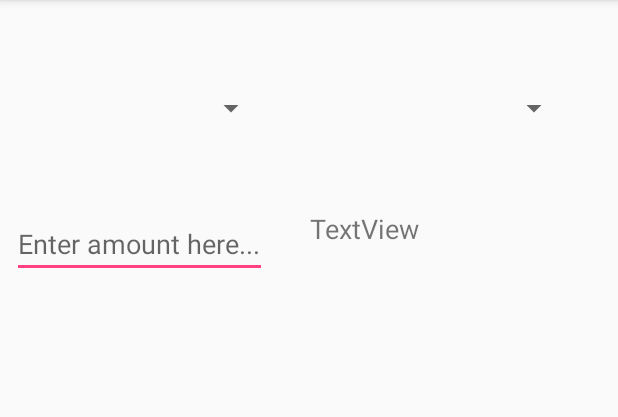
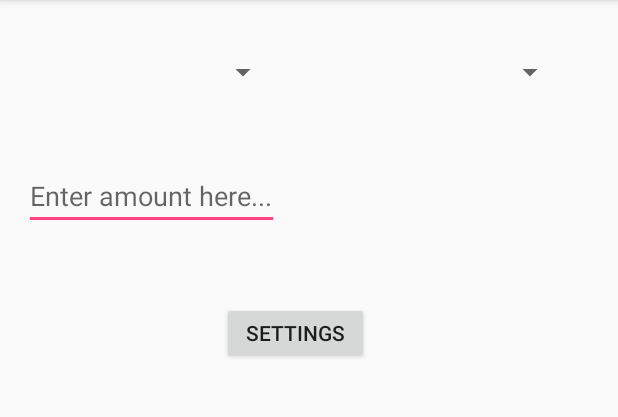
Before and after one commit to renst/CurrencyConverter, an Android app: the screen it shows after launch (MainActivity), on a phone screen of 412 x 824 dp, the part 84-501 px from its top. Run offline under Robolectric (Android 15) with nearby library versions, the phone set to English and light mode, and no system bars; network calls fail; 1 statement that could not run was skipped.

Commit message:
Settings

```diff
--- a/app/build.gradle
+++ b/app/build.gradle
@@ -9,6 +9,7 @@ android {
         versionCode 1
         versionName "1.0"
         testInstrumentationRunner "android.support.test.runner.AndroidJUnitRunner"
+        vectorDrawables.useSupportLibrary = true
     }
     buildTypes {
         release {
@@ -22,7 +23,11 @@ dependencies {
     implementation fileTree(dir: 'libs', include: ['*.jar'])
     implementation 'com.android.support:appcompat-v7:26.1.0'
     implementation 'com.android.support.constraint:constraint-layout:1.0.2'
+    implementation 'com.android.support:support-v4:26.1.0'
+    implementation 'com.android.support:support-vector-drawable:26.1.0'
     testImplementation 'junit:junit:4.12'
     androidTestImplementation 'com.android.support.test:runner:1.0.1'
     androidTestImplementation 'com.android.support.test.espresso:espresso-core:3.0.1'
+    implementation 'com.android.support:recyclerview-v7:26.1.0'
+    implementation 'com.android.support:design:26.1.0'
 }
--- a/app/src/main/java/com/example/martin/currency/MainActivity.java
+++ b/app/src/main/java/com/example/martin/currency/MainActivity.java
@@ -1,9 +1,12 @@
 package com.example.martin.currency;
 
 import android.content.Context;
+import android.content.Intent;
+import android.content.SharedPreferences;
 import android.net.ConnectivityManager;
 import android.net.NetworkInfo;
 import android.os.AsyncTask;
+import android.preference.PreferenceManager;
 import android.support.v7.app.AppCompatActivity;
 import android.os.Bundle;
 import android.text.Editable;
@@ -21,6 +24,8 @@ import com.example.martin.currency.model.ConverterModel;
 import com.example.martin.currency.model.Currency;
 import com.example.martin.currency.model.CurrencyXmlParser;
 
+import org.xmlpull.v1.XmlPullParserException;
+
 import java.io.IOException;
 import java.io.InputStream;
 import java.net.HttpURLConnection;
@@ -35,54 +40,65 @@ public class MainActivity extends AppCompatActivity {
     private Spinner toSpinner;
     private EditText inputView;
     private TextView convertedView;
-    private String URL;
 
-    /**
-     *     Given a string representation of a URL,
-     *     sets up a connection and gets an input stream.
-     */
-    private InputStream downloadUrl(String urlString) throws IOException {
-        java.net.URL url = new URL(urlString);
-        HttpURLConnection conn = (HttpURLConnection) url.openConnection();
-        // Starts the query
-        conn.connect();
-        return conn.getInputStream();
+    public void btnSettings_onClick(View view) {
+        Intent intent = new Intent(this, SettingsActivity.class);
+        startActivity(intent);
     }
 
-    public class RetrieveFeedTask extends AsyncTask<String, Void, String> {
+
+    public class UpdateCurrenciesTask extends AsyncTask<String, Void, String> {
+        /**
+         * Given a string representation of a URL,
+         * sets up a connection and parse data
+         * @param URL
+         * @return  list of currencies parsed
+         * @throws IOException
+         */
+        private ArrayList<Currency> updateCurrencies(String URL) throws IOException {
+            URL url = new URL(URL);
+            HttpURLConnection conn = (HttpURLConnection) url.openConnection();
+            InputStream stream = conn.getInputStream();
+            CurrencyXmlParser  parser = new CurrencyXmlParser();
+            ArrayList<Currency> currencies = new ArrayList<>();
+            //Since EUR doesnt exist in XML add it
+            currencies.add(0,new Currency("EUR",1));
+            try {
+                currencies.addAll((ArrayList<Currency>) parser.parse(stream, this ));
+            } catch (XmlPullParserException e) {
+                e.printStackTrace();
+            }
+            return currencies;
+        }
+
         @Override
         protected String doInBackground(String... strings) {
             try {
-                InputStream stream = downloadUrl(strings[0]);
-                CurrencyXmlParser  parser = new CurrencyXmlParser();
-                ArrayList<Currency> currencies = new ArrayList<>();
-                currencies.addAll((ArrayList<Currency>) parser.parse(stream, this ));
-                //Since Eur doesnt exist in XML add it
+                ConverterModel.getInstance().setCurrencies(updateCurrencies(getString(R.string.URL)));
+                Log.d("test", ConverterModel.getInstance().getCurrenciesNames().toString());
+
                 if(isCancelled())
                     return "Cancelled";
-                currencies.add(0,new Currency("EUR",1));
-                ConverterModel.getInstance().setCurrencies(currencies);
+
                 return "Success";
             }catch (Exception e) {
-                //Get old values here
-                Log.d("Test","Error ", e);
                 return "Failed";
             }
         }
 
         @Override
         protected void onPostExecute(String result) {
-            if(result.equals("Failed")){
+            switch (result) {
+                case "Failed":
                     showToast("Failed to download values");
                     return;
-            }
-            else if(result.equals("Success")) {
+                case "Success":
                     showToast("Downloaded values from XML");
                     ConverterModel.getInstance().setDateUpdated(new Date());
                     saveModel();
                     loadCurrenciesToSpinners();
-             }
-            else if(result.equals("Cancelled")){
+                    break;
+                case "Cancelled":
                     showToast("Download cancelled");
                     return;
             }
@@ -90,6 +106,9 @@ public class MainActivity extends AppCompatActivity {
         }
     }
 
+    /**
+     * Save the current instance of ConverterModel to file
+     */
     private void saveModel(){
         try {
             ConverterModel.getInstance().saveModel(this, getString(R.string.localFileName));
@@ -116,11 +135,10 @@ public class MainActivity extends AppCompatActivity {
         toSpinner.setAdapter(adapter);
     }
 
-    private RetrieveFeedTask getDataTask = new RetrieveFeedTask() ;
+    private UpdateCurrenciesTask getDataTask = new UpdateCurrenciesTask() ;
 
     @Override
     protected void onCreate(Bundle savedInstanceState) {
-        URL = getString(R.string.URL);
         super.onCreate(savedInstanceState);
         setContentView(R.layout.activity_main);
         fromSpinner = findViewById(R.id.from_spinner);
@@ -130,7 +148,8 @@ public class MainActivity extends AppCompatActivity {
         inputView.addTextChangedListener(new SubmitHandler());
         fromSpinner.setOnItemSelectedListener( new SpinnerHandler());
         toSpinner.setOnItemSelectedListener( new SpinnerHandler());
-
+        SharedPreferences sharedPreferences = PreferenceManager.getDefaultSharedPreferences(this);
+        Double syncTimeMin = Double.parseDouble(sharedPreferences.getString("sync_frequency", "xxx"));
 
         ConnectivityManager connManager = (ConnectivityManager) getSystemService(CONNECTIVITY_SERVICE);
         NetworkInfo wifi = connManager.getNetworkInfo(ConnectivityManager.TYPE_WIFI);
@@ -141,25 +160,36 @@ public class MainActivity extends AppCompatActivity {
                 ConverterModel.getInstance().loadModel(this, getString(R.string.localFileName));
                 if(connManager.getActiveNetworkInfo() == null) {
                     showToast("No internet connection using outdated data");
+                    loadCurrenciesToSpinners();
                 }
                 else {
                     if (wifi.isConnected()) {
-                        if (!ConverterModel.getInstance().isUpToDate(60 * 10 * 1000)) {
-                            getDataTask.execute(URL);
+                        if (!ConverterModel.getInstance().isUpToDate(60 * 10d * 1000)) {
+                            getDataTask.execute();
+                        }
+                        else {
+                            showToast("Loaded values from file");
+                            loadCurrenciesToSpinners();
                         }
                     }
                     else {
-                        if (!ConverterModel.getInstance().isUpToDate(60* 60 * 1000)) {
-                            getDataTask.execute(URL);
+                        if (!ConverterModel.getInstance().isUpToDate(60 * syncTimeMin * 1000)) {
+                            getDataTask.execute();
+                        }
+                        else {
+                            showToast("Loaded values from file");
+                            loadCurrenciesToSpinners();
                         }
                     }
                 }
             }
             catch (Exception e){
-                showToast("Couldn't load values from file");
-                getDataTask.execute(URL);
+                if(connManager.getActiveNetworkInfo() == null)
+                    showToast("No internet and no backup!");
+                else
+                    getDataTask.execute();
             }
-            loadCurrenciesToSpinners();
+
         }
     }
 
--- a/app/src/main/java/com/example/martin/currency/model/ConverterModel.java
+++ b/app/src/main/java/com/example/martin/currency/model/ConverterModel.java
@@ -93,7 +93,7 @@ public class ConverterModel implements Serializable {
         this.dateUpdated = dateUpdated;
     }
 
-    public boolean isUpToDate(int timeFrame){
+    public boolean isUpToDate(Double timeFrame){
         return dateUpdated.getTime() > System.currentTimeMillis()-timeFrame;
     }
 
--- a/app/src/main/java/com/example/martin/currency/model/Currency.java
+++ b/app/src/main/java/com/example/martin/currency/model/Currency.java
@@ -11,7 +11,7 @@ public class Currency implements Serializable{
     private String currency;
     private double value;
 
-
+    public Currency() {}
     public Currency(String currency, double value) {
         this.currency = currency;
         this.value = value;
--- a/app/src/main/res/layout/activity_main.xml
+++ b/app/src/main/res/layout/activity_main.xml
@@ -11,8 +11,8 @@
         android:id="@+id/input_guess"
         android:layout_width="170dp"
         android:layout_height="wrap_content"
-        android:layout_marginStart="8dp"
-        android:layout_marginTop="56dp"
+        android:layout_marginStart="16dp"
+        android:layout_marginTop="48dp"
         android:ems="10"
         android:hint="Enter amount here..."
         android:inputType="numberDecimal"
@@ -23,8 +23,8 @@
         android:id="@+id/from_spinner"
         android:layout_width="170dp"
         android:layout_height="wrap_content"
-        android:layout_marginStart="8dp"
-        android:layout_marginTop="60dp"
+        android:layout_marginStart="16dp"
+        android:layout_marginTop="36dp"
         app:layout_constraintStart_toStartOf="parent"
         app:layout_constraintTop_toTopOf="parent" />
 
@@ -34,8 +34,9 @@
         android:layout_height="wrap_content"
         android:layout_marginEnd="8dp"
         android:layout_marginStart="8dp"
-        android:layout_marginTop="60dp"
+        android:layout_marginTop="36dp"
         app:layout_constraintEnd_toEndOf="parent"
+        app:layout_constraintHorizontal_bias="0.333"
         app:layout_constraintStart_toEndOf="@+id/from_spinner"
         app:layout_constraintTop_toTopOf="parent" />
 
@@ -45,12 +46,25 @@
         android:layout_height="39dp"
         android:layout_marginEnd="16dp"
         android:layout_marginStart="8dp"
-        android:layout_marginTop="56dp"
-        android:text="TextView"
+        android:layout_marginTop="52dp"
         android:textSize="18sp"
         app:layout_constraintEnd_toEndOf="parent"
-        app:layout_constraintHorizontal_bias="0.518"
+        app:layout_constraintHorizontal_bias="0.0"
         app:layout_constraintStart_toEndOf="@+id/input_guess"
         app:layout_constraintTop_toBottomOf="@+id/to_spinner" />
 
+    <Button
+        android:id="@+id/btnSettings"
+        android:layout_width="98dp"
+        android:layout_height="41dp"
+        android:layout_marginEnd="8dp"
+        android:layout_marginStart="148dp"
+        android:layout_marginTop="48dp"
+        android:onClick="btnSettings_onClick"
+        android:text="Settings"
+        app:layout_constraintEnd_toEndOf="parent"
+        app:layout_constraintHorizontal_bias="0.0"
+        app:layout_constraintStart_toStartOf="parent"
+        app:layout_constraintTop_toBottomOf="@+id/input_guess" />
+
 </android.support.constraint.ConstraintLayout>
```
Also changed, not shown: app/src/main/AndroidManifest.xml (+12 -4 lines), app/src/main/java/com/example/martin/currency/AppCompatPreferenceActivity.java (added, +109 -0 lines), app/src/main/java/com/example/martin/currency/SettingsActivity.java (added, +205 -0 lines), app/src/main/java/com/example/martin/currency/model/CurrencyXmlParser.java (+65 -47 lines), app/src/main/res/drawable/ic_info_black_24dp.xml (added, +9 -0 lines), app/src/main/res/drawable/ic_notifications_black_24dp.xml (added, +9 -0 lines), app/src/main/res/drawable/ic_sync_black_24dp.xml (added, +9 -0 lines), app/src/main/res/values/strings.xml (+38 -1 lines), app/src/main/res/xml/pref_data_sync.xml (added, +18 -0 lines), app/src/main/res/xml/pref_headers.xml (added, +11 -0 lines). Lines whose indentation alone changed are shown as unchanged.
